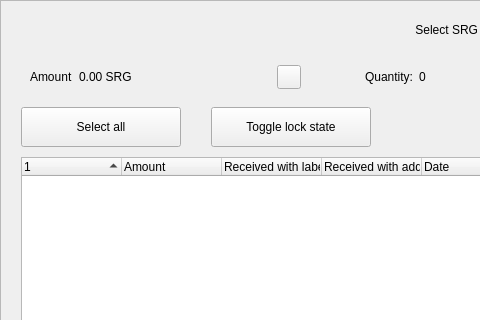
The window that src/qt/forms/coincontroldialog.ui (HunterCanimun/surgeofficial-surge-coin) describes before a commit, drawn with Qt 5; both pictures show x 0 to 480 and y 0 to 320 of the 1000 by 650 pixel window.
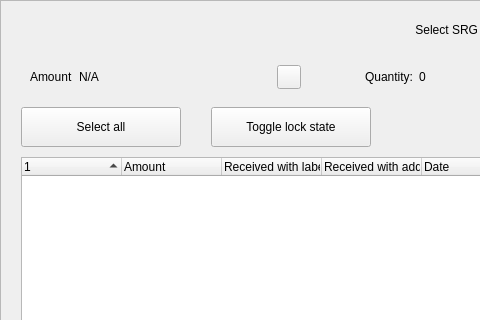
The same window after the commit. Custom widgets are drawn as their Qt base class.

```diff
--- a/src/qt/forms/coincontroldialog.ui
+++ b/src/qt/forms/coincontroldialog.ui
@@ -144,7 +144,7 @@
            <item>
             <widget class="QLabel" name="labelCoinControlAmount">
              <property name="text">
-              <string>0.00 SRG</string>
+              <string notr="true">N/A</string>
              </property>
             </widget>
            </item>
```
Left out of the diff: 6 changed lines with no effect on the pictures.
